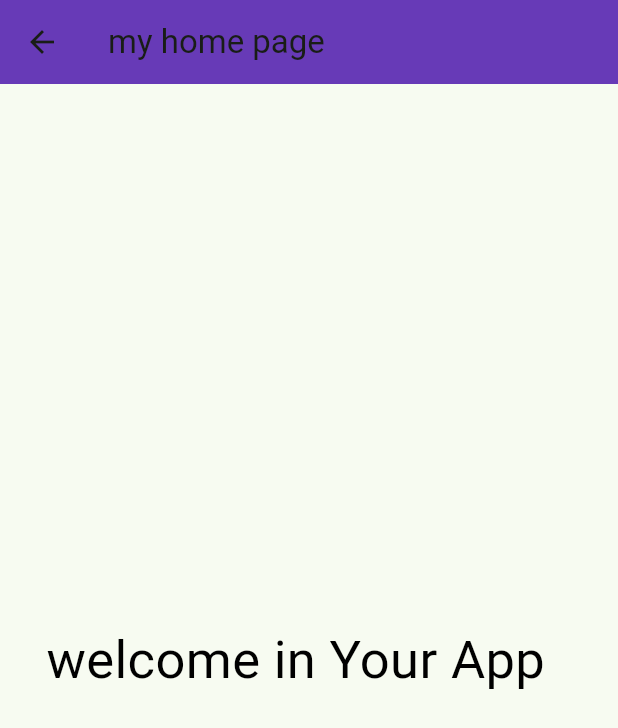
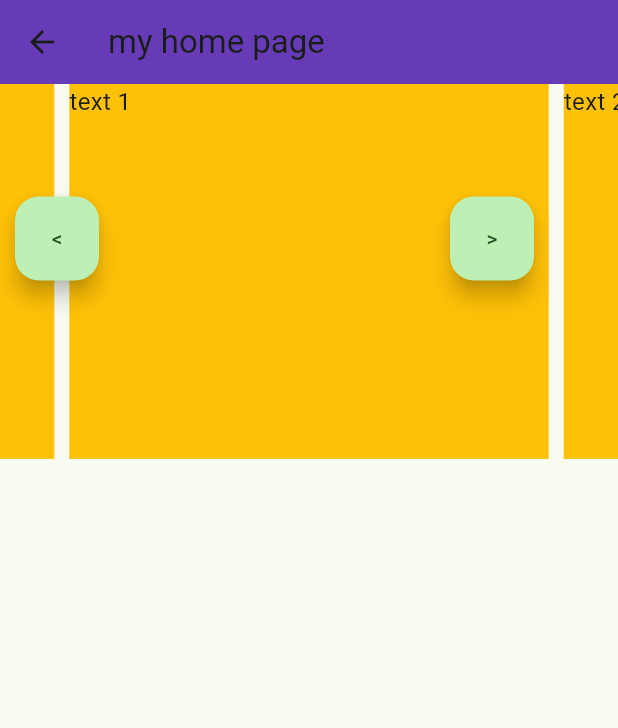
Before and after one commit to doaa85/RecipeApp, a Flutter app: the HomePage screen opened directly, on a phone screen of 412 x 824 dp. Shown: the top 728 px of the screen. Run offline on Flutter 3.47's test engine with Material 3 defaults, Android fonts, the phone set to English and light mode, and no system bars; drawn by our look-alikes of carousel_slider; our stand-ins replace email_validator, shared_preferences; accounts and stored records are empty; statements that could not run were skipped.

Commit message:
add changed filles

```diff
--- a/lib/pages/home_page.pages.dart
+++ b/lib/pages/home_page.pages.dart
@@ -1,24 +1,78 @@
+import 'package:carousel_slider/carousel_slider.dart';
 import 'package:flutter/material.dart';
 
-class HomePage extends StatelessWidget {
-  const HomePage({super.key});
+// ignore: must_be_immutable
+class HomePage extends StatefulWidget {
+  HomePage({super.key});
 
+  var listValues = [1, 2, 3, 4, 5];
+  @override
+  State<HomePage> createState() => _HomePageState();
+}
 
+class _HomePageState extends State<HomePage> {
+  CarouselController buttonCarouselController = CarouselController();
+  var listValues = [1, 2, 3, 4, 5];
   @override
   Widget build(BuildContext context) {
     return Scaffold(
         appBar: AppBar(
-        title: Text(
+          title: const Text(
             'my home page',
           ),
           backgroundColor: Colors.deepPurple,
         ),
-      body: Center(
+        body: Stack(children: [
+          Column(
+            children: [
+              CarouselSlider(
+                options: CarouselOptions(
+                    height: 250,
+                    autoPlay: true,
+                    autoPlayInterval: const Duration(seconds: 3),
+                    autoPlayAnimationDuration:
+                        const Duration(milliseconds: 800)),
+                carouselController: buttonCarouselController,
+                items: listValues.map((i) {
+                  return Container(
+                      width: MediaQuery.of(context).size.width,
+                      margin: const EdgeInsets.symmetric(horizontal: 5.0),
+                      decoration: const BoxDecoration(color: Colors.amber),
                       child: Text(
-          'welcome in Your App  ',
-          style: TextStyle(fontSize: 35, color: Colors.black),
+                        'text $i',
+                        style: const TextStyle(fontSize: 16.0),
+                      ));
+                }).toList(),
+              ),
+              // DotsIndicator(
+              //   dotsCount: listValues.length,
+              //   position: sliderIndex,
+              //   onTap: (position) async {
+              //     await buttonCarouselController.animateToPage(position);
+              //     sliderIndex = position;
+              //     setState(() {});
+              //   },
+              // )
+            ],
+          ),
+          Padding(
+            padding: const EdgeInsets.fromLTRB(300, 75, 0, 0),
+            child: FloatingActionButton(
+              onPressed: () => buttonCarouselController.nextPage(
+                  duration: const Duration(milliseconds: 300),
+                  curve: Curves.linear),
+              child: const Text('>'),
             ),
           ),
-    );
+          Padding(
+            padding: const EdgeInsets.fromLTRB(10, 75, 0, 0),
+            child: FloatingActionButton(
+              onPressed: () => buttonCarouselController.previousPage(
+                  duration: const Duration(milliseconds: 300),
+                  curve: Curves.linear),
+              child: const Text('<'),
+            ),
+          )
+        ]));
   }
 }
--- a/lib/pages/register_page.pages.dart
+++ b/lib/pages/register_page.pages.dart
@@ -74,7 +74,7 @@ class _RegisterPageState extends State<RegisterPage> {
               ),
             ),
             Padding(
-              padding: const EdgeInsets.fromLTRB(8, 100, 8, 0),
+              padding: const EdgeInsets.fromLTRB(8, 120, 8, 0),
               child: Form(
                   key: formkey,
                   child: Column(
```
Also changed, not shown: lib/pages/login_page.pages.dart (+18 -11 lines), pubspec.yaml (+5 -2 lines), assets/images/photo inv 1.png (added), assets/images/photo inv2.png (added), assets/images/photo inv3.png (added), assets/images/photo inv5.png (added), pubspec.lock. Lines whose indentation alone changed are shown as unchanged.
